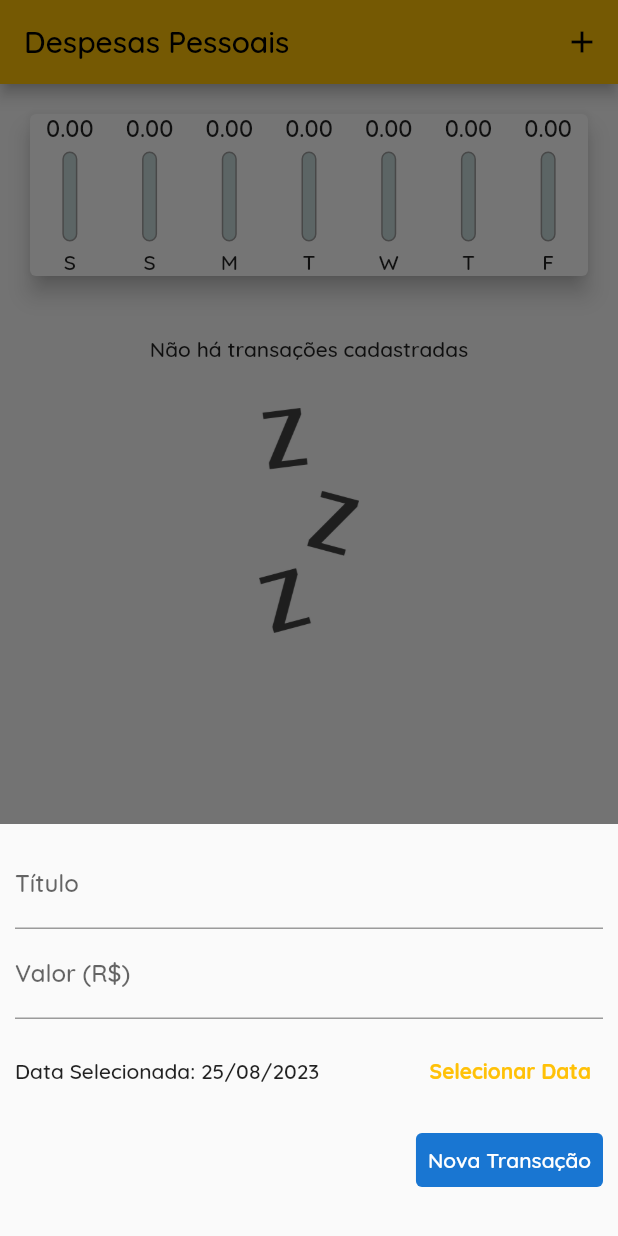
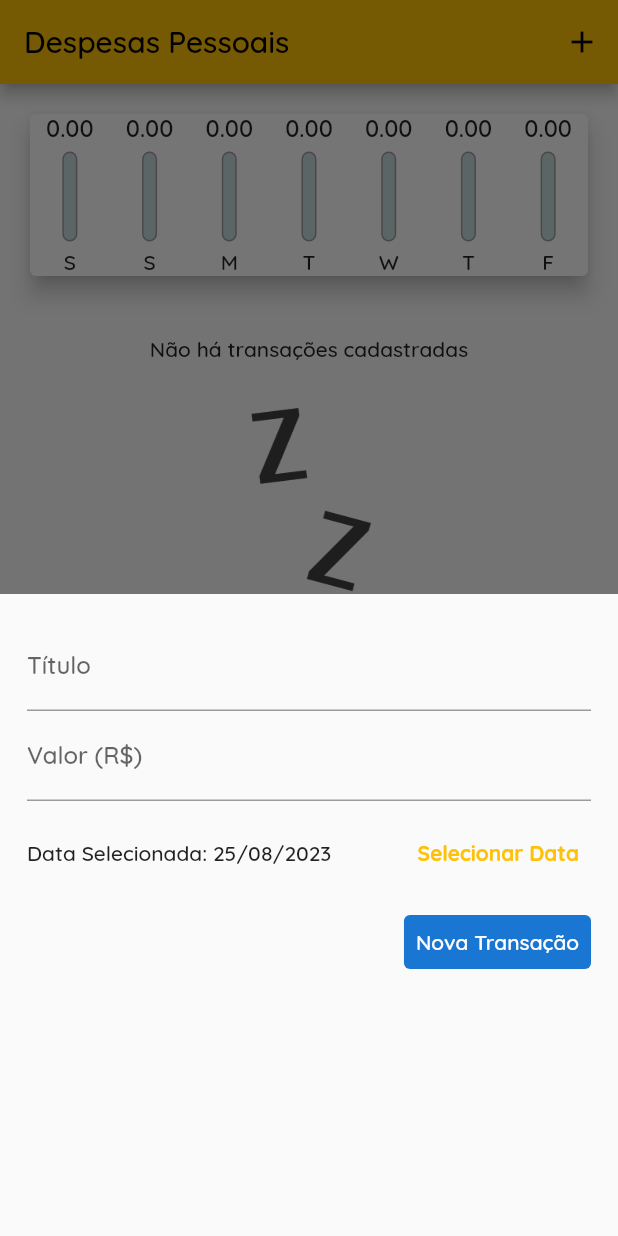
Before and after one commit to GabrielMerigo/expenses_app, a Flutter app: the screen it shows after launch, after a tap on the "add" icon, on a phone screen of 412 x 824 dp. Run offline on Flutter 3.47's test engine with Material 2 defaults, Android fonts, the phone set to English and light mode, and no system bars.

Commit message:
fixing mediaQuery

```diff
--- a/lib/components/transaction_form.dart
+++ b/lib/components/transaction_form.dart
@@ -51,8 +51,7 @@ class _TransactionFormState extends State<TransactionForm> {
     final selectedDateFormatted =
         DateFormat("dd/MM/yyyy").format(_selectedDate);
 
-    return Container(
-      height: MediaQuery.of(context).size.height / 2,
+    return SingleChildScrollView(
       child: Padding(
         padding: const EdgeInsets.all(10),
         child: Column(children: <Widget>[
--- a/lib/main.dart
+++ b/lib/main.dart
@@ -77,12 +77,15 @@ class _MyHomePageState extends State<MyHomePage> {
       context: context,
       isScrollControlled: true,
       builder: (_) {
-        return Padding(
-          padding: EdgeInsets.only(
-            bottom: MediaQuery.of(context).viewInsets.bottom,
+        return Container(
+          margin: EdgeInsets.only(
+            left: 8,
+            right: 8,
+            top: 8,
+            bottom: 8 + MediaQuery.of(context).viewInsets.bottom,
           ),
           child: Container(
-            height: MediaQuery.of(context).size.height / 3,
+            height: MediaQuery.of(context).size.height * 0.5,
             child: TransactionForm(_addTransaction),
           ),
         );
@@ -93,6 +96,7 @@ class _MyHomePageState extends State<MyHomePage> {
   @override
   Widget build(BuildContext context) {
     return Scaffold(
+      resizeToAvoidBottomInset: false,
       appBar: AppBar(
         title: Text(
           'Despesas Pessoais',
```
Also changed, not shown: lib/components/transaction_list.dart (+26 -7 lines).
